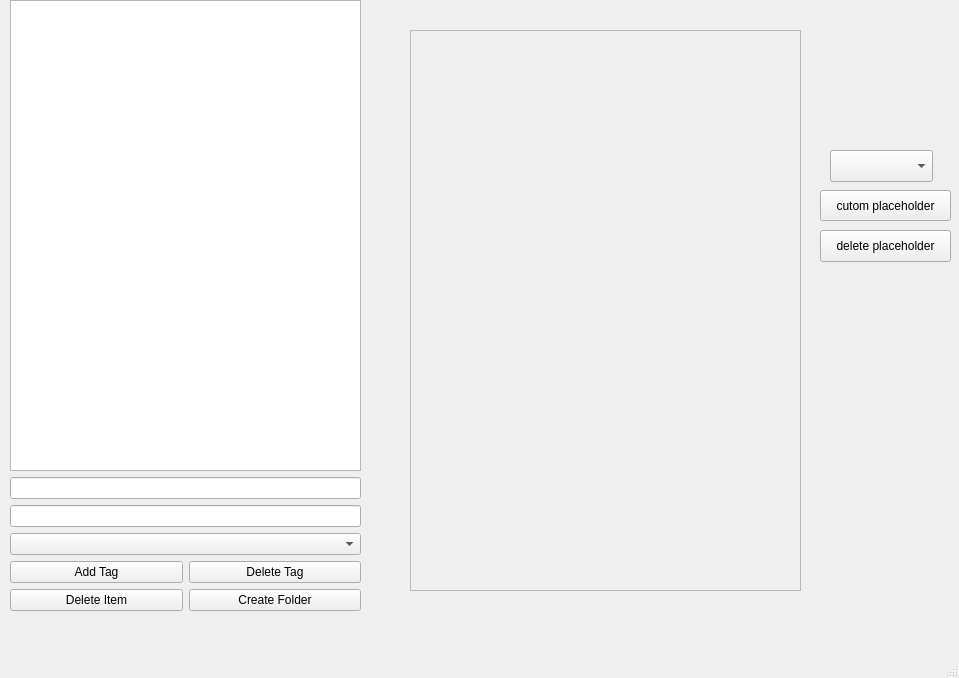
Old version of the form mainwindow.ui in the repository brennanafrank/EasyDraft.
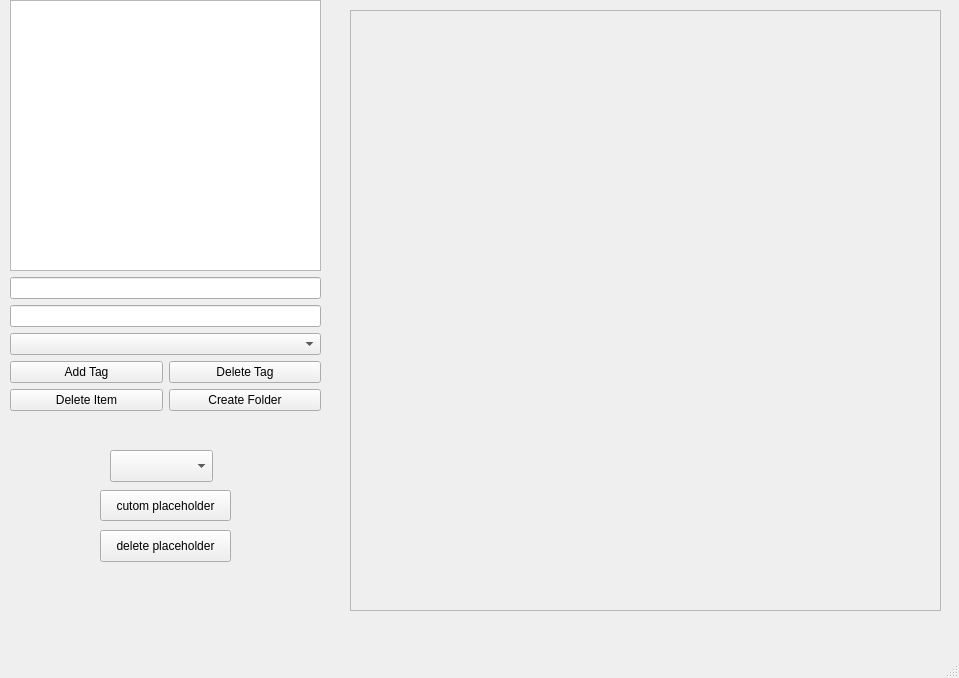
New version of the form.

The edit to the form file:
```diff
--- a/mainwindow.ui
+++ b/mainwindow.ui
@@ -19,8 +19,8 @@
      <rect>
       <x>10</x>
       <y>0</y>
-      <width>351</width>
-      <height>611</height>
+      <width>311</width>
+      <height>411</height>
      </rect>
     </property>
     <layout class="QVBoxLayout" name="verticalLayout">
@@ -77,8 +77,8 @@
    <widget class="QComboBox" name="placeholderComboBox">
     <property name="geometry">
      <rect>
-      <x>830</x>
-      <y>150</y>
+      <x>110</x>
+      <y>450</y>
       <width>103</width>
       <height>32</height>
      </rect>
@@ -87,8 +87,8 @@
    <widget class="QPushButton" name="addPlaceholderButton">
     <property name="geometry">
      <rect>
-      <x>820</x>
-      <y>190</y>
+      <x>100</x>
+      <y>490</y>
       <width>131</width>
       <height>31</height>
      </rect>
@@ -100,8 +100,8 @@
    <widget class="QPushButton" name="deletePlaceholderButton">
     <property name="geometry">
      <rect>
-      <x>820</x>
-      <y>230</y>
+      <x>100</x>
+      <y>530</y>
       <width>131</width>
       <height>32</height>
      </rect>
@@ -113,10 +113,10 @@
    <widget class="QScrollArea" name="scrollArea">
     <property name="geometry">
      <rect>
-      <x>410</x>
-      <y>30</y>
-      <width>391</width>
-      <height>561</height>
+      <x>350</x>
+      <y>10</y>
+      <width>591</width>
+      <height>601</height>
      </rect>
     </property>
     <property name="widgetResizable">
@@ -127,8 +127,8 @@
       <rect>
        <x>0</x>
        <y>0</y>
-       <width>389</width>
-       <height>559</height>
+       <width>589</width>
+       <height>599</height>
       </rect>
      </property>
     </widget>
```
